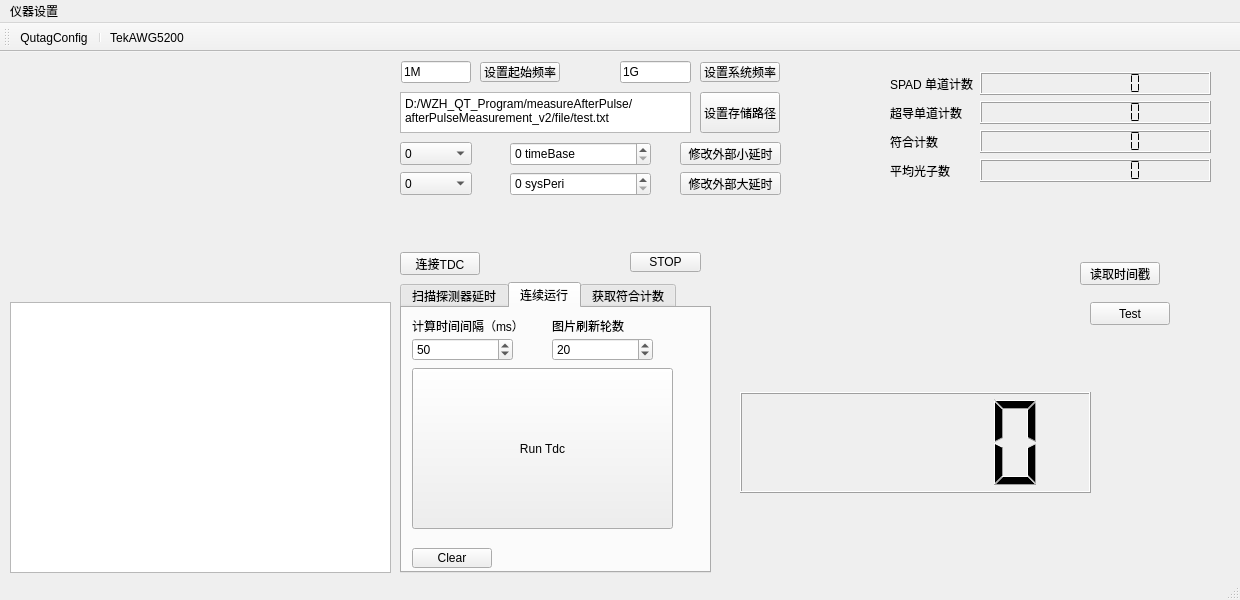
Qt form source/mainwindow.ui (WhiteChimney/ModePairingTest_v1) before a commit.
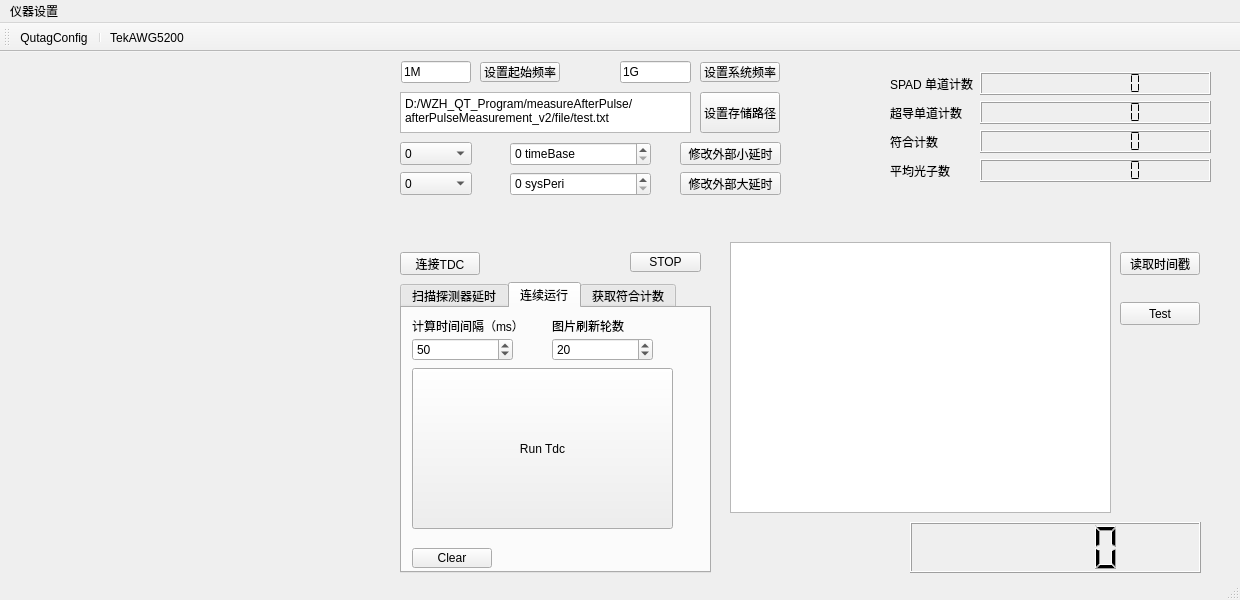
The same form after that commit. Custom widgets are drawn as their Qt base class.

Commit message: 噪声实验做完了

What changed in the file:
```diff
--- a/source/mainwindow.ui
+++ b/source/mainwindow.ui
@@ -17,8 +17,8 @@
    <widget class="QTextEdit" name="txeRetInfo">
     <property name="geometry">
      <rect>
-      <x>10</x>
-      <y>250</y>
+      <x>730</x>
+      <y>190</y>
       <width>381</width>
       <height>271</height>
      </rect>
@@ -30,14 +30,14 @@
       <x>10</x>
       <y>0</y>
       <width>381</width>
-      <height>241</height>
+      <height>511</height>
      </rect>
     </property>
    </widget>
    <widget class="QPushButton" name="btnTest">
     <property name="geometry">
      <rect>
-      <x>1090</x>
+      <x>1120</x>
       <y>250</y>
       <width>80</width>
       <height>23</height>
@@ -230,8 +230,8 @@
    <widget class="QPushButton" name="btnReadTimeStamps">
     <property name="geometry">
      <rect>
-      <x>1080</x>
-      <y>210</y>
+      <x>1120</x>
+      <y>200</y>
       <width>80</width>
       <height>23</height>
      </rect>
@@ -642,10 +642,10 @@
    <widget class="QLCDNumber" name="lcdTimer">
     <property name="geometry">
      <rect>
-      <x>740</x>
-      <y>340</y>
-      <width>351</width>
-      <height>101</height>
+      <x>910</x>
+      <y>470</y>
+      <width>291</width>
+      <height>51</height>
      </rect>
     </property>
    </widget>
```
The commit also changes 1 other file.
